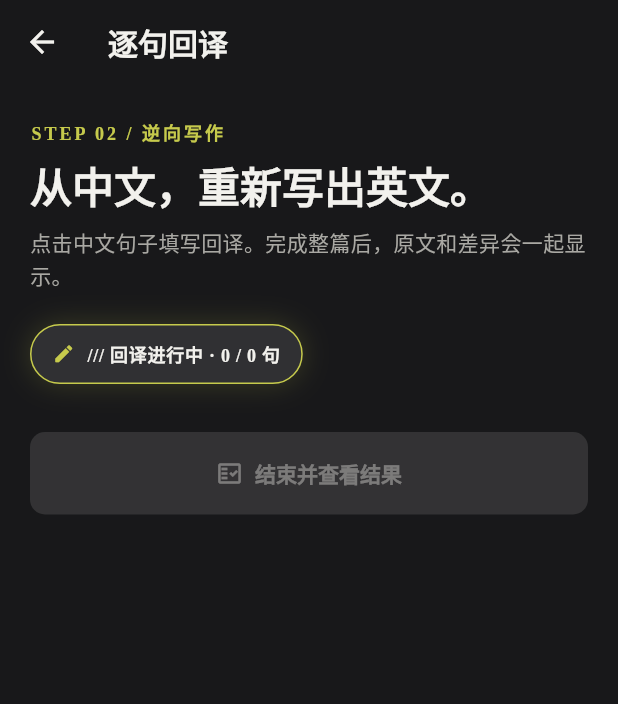
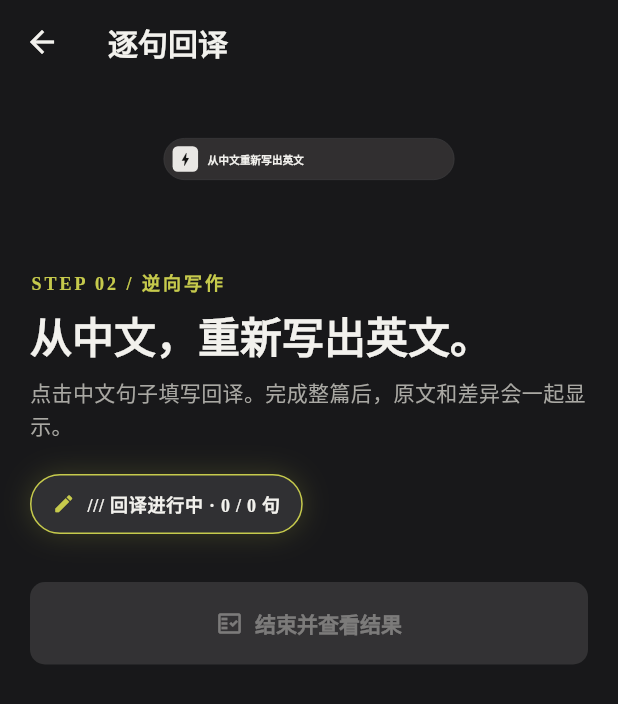
Before and after one commit to JODOCHOPS/ReMirror, a Flutter app: the BackTranslationPage screen opened directly with empty values, on a phone screen of 412 x 824 dp. Shown: the top 704 px of the screen. Run offline on Flutter 3.47's test engine with Material 3 defaults, Android fonts, the phone set to English and light mode, and no system bars; our stand-ins replace file_picker, flutter_secure_storage, html_unescape; missing offline and left inert: excel, mariannmt_wrapper, sqlite3; accounts and stored records are empty.

Commit message:
Add inline industrial HUD animations

```diff
--- a/lib/back_translation_page.dart
+++ b/lib/back_translation_page.dart
@@ -2,6 +2,7 @@ import 'package:file_picker/file_picker.dart';
 import 'package:flutter/foundation.dart';
 import 'package:flutter/material.dart';
 import 'industrial_theme.dart';
+import 'industrial_hud.dart';
 
 import 'ai_review.dart';
 import 'back_translation.dart';
@@ -13,6 +14,8 @@ const _ink = IndustrialPalette.ink;
 const _muted = IndustrialPalette.muted;
 const _accent = IndustrialPalette.accent;
 const _border = IndustrialPalette.border;
+
+enum _PracticeHudMoment { enter, submitted }
 
 class BackTranslationPage extends StatefulWidget {
   const BackTranslationPage({
@@ -50,6 +53,9 @@ class _BackTranslationPageState extends State<BackTranslationPage> {
       widget.reviewService ?? AiReviewService();
   late bool _submitted = widget.initiallySubmitted;
   bool _exporting = false;
+  late _PracticeHudMoment? _hudMoment =
+      widget.initiallySubmitted ? null : _PracticeHudMoment.enter;
+  int _hudSerial = 0;
   bool _reviewing = false;
   String? _reviewError;
   int _reviewDone = 0;
@@ -152,14 +158,32 @@ class _BackTranslationPageState extends State<BackTranslationPage> {
       _reviewDone = 0;
       _reviewTotal = 0;
       _submitted = false;
+      _hudMoment = _PracticeHudMoment.enter;
+      _hudSerial++;
     });
     _notifyProgress();
   }
 
   void _submit() {
-    setState(() => _submitted = true);
+    setState(() {
+      _submitted = true;
+      _hudMoment = _PracticeHudMoment.submitted;
+      _hudSerial++;
+    });
     _notifyProgress();
     if (_canReview) _runReview();
+  }
+
+  Widget? _practiceHud() {
+    final moment = _hudMoment;
+    if (moment == null) return null;
+    final entering = moment == _PracticeHudMoment.enter;
+    return IndustrialHud(
+      key: ValueKey(_hudSerial),
+      eyebrow: '/// RE MIRROR / PRACTICE',
+      title: entering ? '进入回译模式' : '回译结果已生成',
+      detail: entering ? '从中文重新写出英文' : '原文与作答现已解锁',
+    );
   }
 
   Future<void> _runReview() async {
@@ -247,12 +271,16 @@ class _BackTranslationPageState extends State<BackTranslationPage> {
       return _buildWindows(context);
     }
     final compact = MediaQuery.sizeOf(context).width < 760;
+    final hud = _practiceHud();
     return Scaffold(
       appBar: AppBar(
         backgroundColor: IndustrialPalette.background,
         title: Text(_submitted ? '回译结果' : '逐句回译'),
       ),
       body: SafeArea(
+        child: Column(children: [
+          if (hud != null) hud,
+          Expanded(
               child: Center(
             child: ConstrainedBox(
               constraints: const BoxConstraints(maxWidth: 1120),
@@ -285,8 +313,8 @@ class _BackTranslationPageState extends State<BackTranslationPage> {
                     _submitted
                         ? '标色部分是文本差异；用词不同也可能表达相同意思。'
                         : '点击中文句子填写回译。完成整篇后，原文和差异会一起显示。',
-                  style:
-                      const TextStyle(color: _muted, fontSize: 14, height: 1.6),
+                    style: const TextStyle(
+                        color: _muted, fontSize: 14, height: 1.6),
                   ),
                   const SizedBox(height: 22),
                   _progressCard(),
@@ -298,7 +326,8 @@ class _BackTranslationPageState extends State<BackTranslationPage> {
                     const SizedBox(height: 12),
                     const Text(
                       '部分段落的中英文句数不同，结果按各段句序尽量对应；多出的句子会单独显示。',
-                    style: TextStyle(color: _muted, fontSize: 12, height: 1.5),
+                      style:
+                          TextStyle(color: _muted, fontSize: 12, height: 1.5),
                     ),
                   ],
                   const SizedBox(height: 20),
@@ -331,7 +360,8 @@ class _BackTranslationPageState extends State<BackTranslationPage> {
                 ],
               ),
             ),
-        ),
+          )),
+        ]),
       ),
     );
   }
@@ -341,8 +371,12 @@ class _BackTranslationPageState extends State<BackTranslationPage> {
     final count = _exerciseCount;
     final done = _answeredCount;
     final ratio = count == 0 ? 0.0 : done / count;
+    final hud = _practiceHud();
     return Scaffold(
-      body: ColoredBox(
+      body: Column(children: [
+        if (hud != null) hud,
+        Expanded(
+            child: ColoredBox(
           color: IndustrialPalette.background,
           child: Center(
             child: ConstrainedBox(
@@ -469,7 +503,8 @@ class _BackTranslationPageState extends State<BackTranslationPage> {
               ),
             ),
           ),
-      ),
+        )),
+      ]),
     );
   }
 
--- /dev/null
+++ b/lib/industrial_hud.dart
@@ -0,0 +1,277 @@
+import 'dart:async';
+import 'dart:math' as math;
+
+import 'package:flutter/material.dart';
+
+import 'industrial_theme.dart';
+
+/// ReMirror's inline, three-state HUD motion, inspired by the MIT-licensed
+/// zmd-charge project: https://github.com/QinAnze/zmd-charge.
+class IndustrialHud extends StatefulWidget {
+  const IndustrialHud({
+    super.key,
+    required this.eyebrow,
+    required this.title,
+    required this.detail,
+    this.persistent = false,
+  });
+
+  final String eyebrow;
+  final String title;
+  final String detail;
+  final bool persistent;
+
+  @override
+  State<IndustrialHud> createState() => _IndustrialHudState();
+}
+
+class _IndustrialHudState extends State<IndustrialHud>
+    with SingleTickerProviderStateMixin {
+  late final AnimationController _controller = AnimationController(
+    vsync: this,
+    duration: const Duration(milliseconds: 2000),
+  )..addStatusListener(_onStatus);
+  Timer? _dismissTimer;
+  bool _started = false;
+  bool _playing = true;
+  bool _visible = true;
+  bool _reducedMotion = false;
+
+  @override
+  void didChangeDependencies() {
+    super.didChangeDependencies();
+    if (_started) return;
+    _started = true;
+    _reducedMotion = MediaQuery.maybeOf(context)?.disableAnimations ?? false;
+    if (_reducedMotion) {
+      _playing = false;
+      if (!widget.persistent) {
+        _dismissTimer = Timer(const Duration(seconds: 2), () {
+          if (mounted) setState(() => _visible = false);
+        });
+      }
+    } else {
+      _controller.forward(from: 0);
+    }
+  }
+
+  void _onStatus(AnimationStatus status) {
+    if (status != AnimationStatus.completed || !mounted) return;
+    setState(() {
+      _playing = false;
+      _visible = widget.persistent;
+    });
+  }
+
+  @override
+  void dispose() {
+    _dismissTimer?.cancel();
+    _controller.dispose();
+    super.dispose();
+  }
+
+  @override
+  Widget build(BuildContext context) {
+    final content = !_visible
+        ? const SizedBox.shrink()
+        : SizedBox(
+            height: _playing ? 100 : 56,
+            width: double.infinity,
+            child: Semantics(
+              liveRegion: true,
+              label: '${widget.title}，${widget.detail}',
+              excludeSemantics: true,
+              child: _playing
+                  ? AnimatedBuilder(
+                      animation: _controller,
+                      builder: (context, _) => _stage(_controller.value),
+                    )
+                  : Center(
+                      child: IndustrialStatusPill(
+                        label: widget.detail,
+                        active: widget.persistent,
+                      ),
+                    ),
+            ),
+          );
+    if (_reducedMotion) return content;
+    return AnimatedSize(
+      duration: const Duration(milliseconds: 220),
+      curve: Curves.easeOutCubic,
+      alignment: Alignment.topCenter,
+      child: content,
+    );
+  }
+
+  Widget _stage(double time) => LayoutBuilder(
+        builder: (context, constraints) {
+          final width =
+              math.max(0.0, math.min(constraints.maxWidth - 24, 560.0));
+          final pop = Curves.easeOutBack.transform(_cue(time, .02, .18));
+          final appear = _cue(time, .07, .17);
+          final expand = Curves.easeInOutCubic.transform(_cue(time, .16, .32));
+          final contract =
+              Curves.easeInOutCubic.transform(_cue(time, .61, .76));
+          final height = 56 + 30 * (expand - contract);
+          final radius = 28 - 12 * (expand - contract);
+          final move = Curves.easeInOutCubic.transform(_cue(time, .29, .48));
+          final moveAgain =
+              Curves.easeInOutCubic.transform(_cue(time, .61, .76));
+          final iconCenter = width * (.5 - .31 * move - .115 * moveAgain);
+          final titleOpacity =
+              _cue(time, .45, .55) * (1 - _cue(time, .62, .72));
+          final detailOpacity = _cue(time, .76, .86);
+          final exit = widget.persistent ? 1.0 : 1 - _cue(time, .9, 1);
+          final stageScale = (.62 + .38 * pop) * exit;
+
+          return Center(
+            child: Transform.scale(
+              scale: stageScale,
+              child: SizedBox(
+                width: width,
+                height: 100,
+                child: Stack(
+                  clipBehavior: Clip.none,
+                  children: [
+                    Center(
+                      child: Opacity(
+                        opacity: appear,
+                        child: Container(
+                          width: width,
+                          height: height,
+                          clipBehavior: Clip.antiAlias,
+                          decoration: BoxDecoration(
+                            color: const Color(0xFF312F30),
+                            borderRadius: BorderRadius.circular(radius),
+                            border: Border.all(color: IndustrialPalette.border),
+                          ),
+                          child: Stack(
+                            children: [
+                              Positioned.fill(
+                                child: CustomPaint(
+                                  painter: _HudRipples(
+                                    time: time,
+                                    centerX: iconCenter,
+                                    height: height,
+                                  ),
+                                ),
+                              ),
+                              Center(
+                                child: Opacity(
+                                  opacity: titleOpacity,
+                                  child: Column(
+                                    mainAxisSize: MainAxisSize.min,
+                                    children: [
+                                      Text(widget.eyebrow,
+                                          style: const TextStyle(
+                                            color: IndustrialPalette.muted,
+                                            fontSize: 10,
+                                            letterSpacing: 2,
+                                            fontWeight: FontWeight.w700,
+                                          )),
+                                      const SizedBox(height: 3),
+                                      Text(widget.title,
+                                          style: const TextStyle(
+                                            color: IndustrialPalette.ink,
+                                            fontSize: 22,
+                                            fontWeight: FontWeight.w700,
+                                          )),
+                                    ],
+                                  ),
+                                ),
+                              ),
+                              Positioned(
+                                left: 58,
+                                right: 24,
+                                top: 0,
+                                bottom: 0,
+                                child: Opacity(
+                                  opacity: detailOpacity,
+                                  child: Align(
+                                    alignment: Alignment.centerLeft,
+                                    child: Text(
+                                      widget.detail,
+                                      maxLines: 1,
+                                      overflow: TextOverflow.ellipsis,
+                                      style: const TextStyle(
+                                        color: IndustrialPalette.ink,
+                                        fontSize: 14,
+                                        fontWeight: FontWeight.w700,
+                                      ),
+                                    ),
+                                  ),
+                                ),
+                              ),
+                            ],
+                          ),
+                        ),
+                      ),
+                    ),
+                    Positioned(
+                      left: iconCenter - 17,
+                      top: 33,
+                      child: Opacity(
+                        opacity: _cue(time, .03, .14),
+                        child: Transform.scale(
+                          scale: pop,
+                          child: Container(
+                            width: 34,
+                            height: 34,
+                            decoration: BoxDecoration(
+                              color: const Color(0xFFE9E7E4),
+                              borderRadius:
+                                  BorderRadius.circular(17 - 10 * contract),
+                            ),
+                            child: const Icon(Icons.bolt_rounded,
+                                size: 23, color: Color(0xFF141313)),
+                          ),
+                        ),
+                      ),
+                    ),
+                  ],
+                ),
+              ),
+            ),
+          );
+        },
+      );
+}
+
+double _cue(double time, double start, double end) =>
+    ((time - start) / (end - start)).clamp(0.0, 1.0);
+
+class _HudRipples extends CustomPainter {
+  const _HudRipples(
+      {required this.time, required this.centerX, required this.height});
+
+  final double time;
+  final double centerX;
+  final double height;
+
+  @override
+  void paint(Canvas canvas, Size size) {
+    for (var index = 0; index < 3; index++) {
+      final progress = Curves.easeOutCubic.transform(
+        _cue(time, .29 + index * .035, .60 + index * .035),
+      );
+      final fade = 1 - _cue(time, .61, .75);
+      final opacity =
+          (math.sin(progress * math.pi) * fade * .35).clamp(0.0, 1.0);
+      if (opacity <= 0) continue;
+      canvas.drawCircle(
+        Offset(centerX, height / 2),
+        16 + (70 + 28 * index) * progress,
+        Paint()
+          ..color = const Color(0xFF8A8886).withValues(alpha: opacity)
+          ..style = PaintingStyle.stroke
+          ..strokeWidth = 3 - index * .5,
+      );
+    }
+  }
+
+  @override
+  bool shouldRepaint(_HudRipples oldDelegate) =>
+      time != oldDelegate.time ||
+      centerX != oldDelegate.centerX ||
+      height != oldDelegate.height;
+}
```
Also changed, not shown: lib/main.dart (+80 -6 lines), lib/windows_dashboard.dart (+10 -18 lines), 1 other file. Lines whose indentation alone changed are shown as unchanged.
